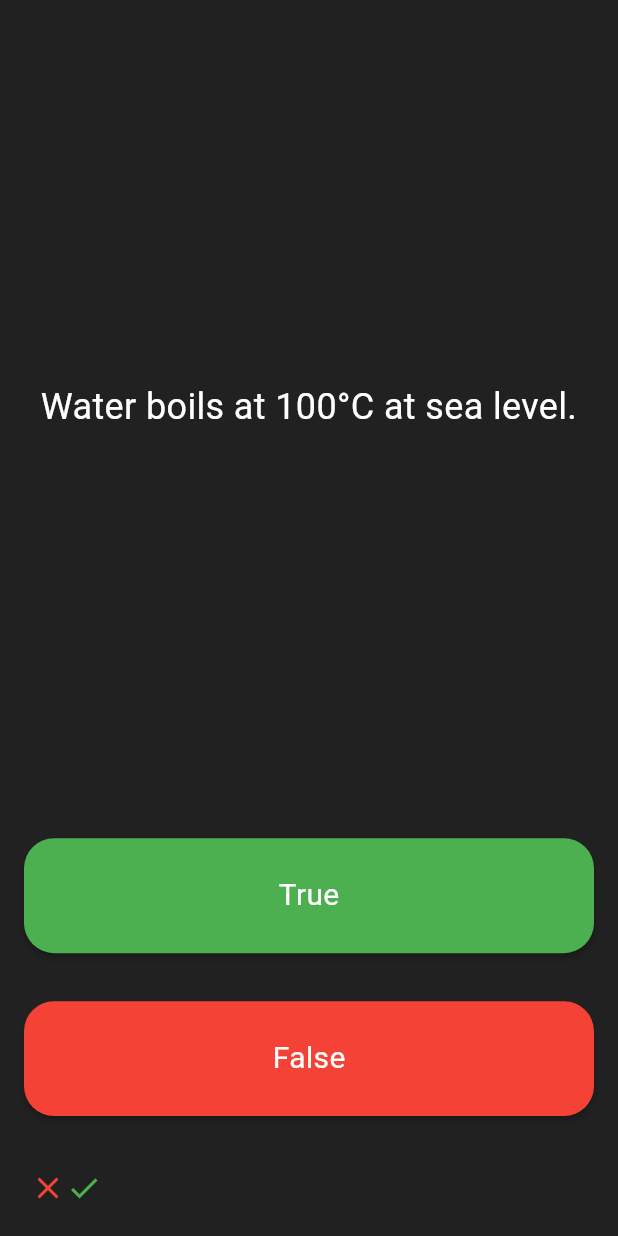
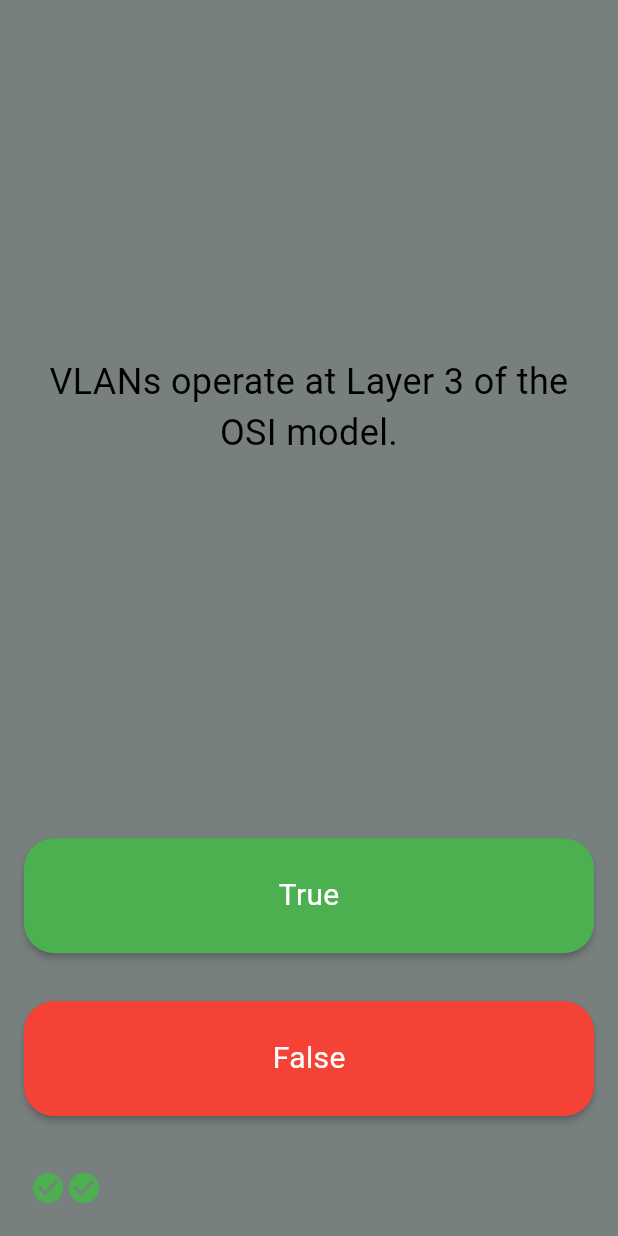
Before and after one commit to akbar003/quiz_app, a Flutter app: the screen it shows after launch, after a tap on "True", after a tap on "False", on a phone screen of 412 x 824 dp. Run offline on Flutter 3.47's test engine with Material 3 defaults, Android fonts, the phone set to English and light mode, and no system bars.

Commit message:
full complete quiz app using oop

```diff
--- a/lib/components/QuestionData.dart
+++ b/lib/components/QuestionData.dart
@@ -1,12 +1,45 @@
 import 'package:quiz_app/components/question.dart';
 
 class QuestionData{
-  List questionBank=[
-    Question(questionText: 'The sun is a planet.', answerText: false,),
-    Question(questionText: 'Nawas Sharif is a loyal person', answerText: false),
-    Question(questionText: 'Water boils at 100°C at sea level.', answerText: true),
-    Question(questionText: 'The Great Wall of China is visible from space with the naked eye.', answerText: false),
-    Question(questionText: 'Oxygen is the most abundant element in Earth\s atmosphere.', answerText: false),
-    Question(questionText: "pakistran is a very rich country", answerText: false),
+  int _questionNumber = 0;
+  List _questionBank=[
+    // Question(questionText: 'The sun is a planet.', answerText: false,),
+    // Question(questionText: 'Nawas Sharif is a loyal person', answerText: false),
+    // Question(questionText: 'Water boils at 100°C at sea level.', answerText: true),
+    // Question(questionText: 'The Great Wall of China is visible from space with the naked eye.', answerText: false),
+    // Question(questionText: 'Oxygen is the most abundant element in Earth\s atmosphere.', answerText: false),
+    // Question(questionText: "pakistran is a very rich country", answerText: false),
+    Question(questionText: 'ARP is used to resolve IP addresses to MAC addresses.', answerText: true,),
+    Question(questionText: 'OSPF is a distance-vector routing protocol.', answerText: false,),
+    Question(questionText: 'VLANs operate at Layer 3 of the OSI model.', answerText: false,),
+    Question(questionText: 'A /30 subnet mask provides 2 usable IP addresses.', answerText: true,),
+    Question(questionText: 'EIGRP is a Cisco proprietary routing protocol.', answerText: true,),
+    Question(questionText: 'TCP is a connectionless protocol.', answerText: false,),
+    Question(questionText: 'SSH operates on port 22.', answerText: true,),
+    Question(questionText: 'RSTP is an improvement over STP to provide faster convergence.', answerText: true,),
+    Question(questionText: 'The default administrative distance for OSPF is 90.', answerText: false,),
+    Question(questionText: 'ICMP is used for error reporting and diagnostics.', answerText: true,),
   ];
+  String getQuestionData(){
+   return _questionBank[_questionNumber].questionText;
+  }
+  bool getanswerText(){
+   return _questionBank[_questionNumber].answerText;
+  }
+  void nextQuestion(){
+    if(_questionNumber < _questionBank.length -1)
+    _questionNumber++;
+  }
+  bool isFinished(){
+    if(_questionNumber >=_questionBank.length-1){
+      return true;
+    }
+    else{
+      return false;
+    }
+  }
+  resetQuestionNumber(){
+    _questionNumber=0;
+  }
+
 }
--- a/lib/quizz.dart
+++ b/lib/quizz.dart
@@ -12,15 +12,72 @@ class QuizzApp extends StatefulWidget {
 }
 
 class _QuizzAppState extends State<QuizzApp> {
-  // List<bool> answers = [false, false, true, false, false, false];
+
   List<Icon> scoreKeeper = [];
   QuestionData questionData = QuestionData();
-  int questionNumber = 0;
+
+
+  showIcons(bool userPickedAnswer){
+    setState(() {
+      if(questionData.isFinished()==true){
+        showDialog(context: context, builder: (context){
+          return AlertDialog(
+            title: Text('Finished'),
+            content: Text('Bas kar Bhai our kitna kelega',style: TextStyle(fontSize: 18),),
+            actions: [
+              RawMaterialButton(
+                child: Text('SAE da ror'),
+                  onPressed: (){
+                    Navigator.of(context).pop();
+                  }),
+            ],
+          );
+        });
+        questionData.resetQuestionNumber();
+        scoreKeeper = [];
+
+      }
+     else {
+        bool correctAnswer = questionData.getanswerText(); //true
+        if (correctAnswer == userPickedAnswer) {
+          scoreKeeper.add(Icon(Icons.check_circle, color: Colors.green,));
+        } else {
+          scoreKeeper.add(Icon(Icons.close_rounded, color: Colors.red,
+          ));
+        }
+        questionData.nextQuestion();
+      }
+    });
+  }
+
+
   @override
   Widget build(BuildContext context) {
     return Scaffold(
       backgroundColor: Colors.grey.shade900,
-      body: SafeArea(
+      body: Stack(
+        children: [
+        // First background color
+        Container(
+        color: Colors.blue,
+        width: double.infinity,
+        height: double.infinity,
+      ),
+
+      // Second background color with opacity
+      Container(
+        color: Colors.red.withOpacity(0.5),
+        width: double.infinity,
+        height: double.infinity,
+      ),
+
+      // Third background color with opacity
+      Container(
+        color: Colors.green.withOpacity(0.3),
+        width: double.infinity,
+        height: double.infinity,
+      ),
+        SafeArea(
           child: Column(
             crossAxisAlignment: CrossAxisAlignment.stretch,
             children: [
@@ -31,8 +88,8 @@ class _QuizzAppState extends State<QuizzApp> {
                   child: Padding(
                     padding: const EdgeInsets.all(16.0),
                     child: Text(
-                    questionData.questionBank[questionNumber].questionText,
-                    style: TextStyle(color: Colors.white, fontSize: 24),
+                      questionData.getQuestionData(),
+                      style: TextStyle(color: Colors.black, fontSize: 24),
                       textAlign: TextAlign.center,
                     ),
                   ),
@@ -51,23 +108,8 @@ class _QuizzAppState extends State<QuizzApp> {
                     ),
                     fillColor: Colors.green,
                     onPressed: () {
-                    bool correctAnswer =  questionData.questionBank[questionNumber].answerText;
-                    if (correctAnswer == true) {
-                      scoreKeeper.add(Icon(
-                        Icons.check,
-                        color: Colors.green,
-                      ));
-                    } else {
-                      scoreKeeper.add(Icon(
-                        Icons.close,
-                        color: Colors.red,
-                      ));
-                    }
-                    setState(() {
-                      if (questionNumber <= 3) {
-                        questionNumber++;
-                      }
-                    });
+
+                     showIcons(true);
                     },
                   ),
                 ),
@@ -85,23 +127,7 @@ class _QuizzAppState extends State<QuizzApp> {
                     ),
                     fillColor: Colors.red,
                     onPressed: () {
-                    bool correctAnswer = questionData.questionBank[questionNumber].answerText;
-                    if (correctAnswer == false) {
-                      scoreKeeper.add(Icon(
-                        Icons.check,
-                        color: Colors.green,
-                      ));
-                    } else {
-                      scoreKeeper.add(Icon(
-                        Icons.close,
-                        color: Colors.red,
-                      ));
-                    }
-                    setState(() {
-
-                        questionNumber++;
-
-                    });
+                      showIcons(false);
                     },
                   ),
                 ),
@@ -118,18 +144,20 @@ class _QuizzAppState extends State<QuizzApp> {
                   // ],
                 ),
               ),
-            if (questionNumber > 5)
-              Padding(
-                padding: const EdgeInsets.all(16.0),
-                child: Text(
-                  'No more questions available.',
-                  style: TextStyle(color: Colors.white),
-                  textAlign: TextAlign.center,
+              // if (questionNumber >=5)
+              //   Padding(
+              //     padding: const EdgeInsets.all(16.0),
+              //     child: Text(
+              //       'No more questions available.',
+              //       style: TextStyle(color: Colors.white),
+              //       textAlign: TextAlign.center,
+              //     ),
+              //   ),
+            ],
           ),
         ),
       ],
       ),
-      ),
     );
   }
 }
```
Lines whose indentation alone changed are shown as unchanged.
